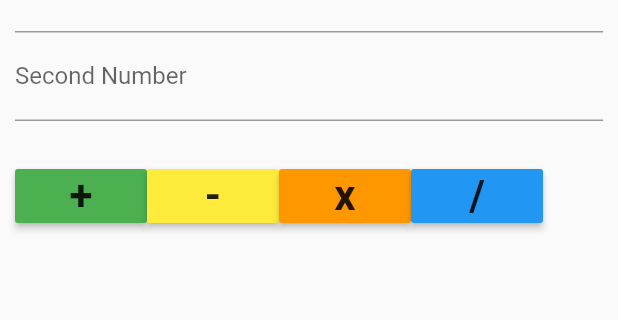
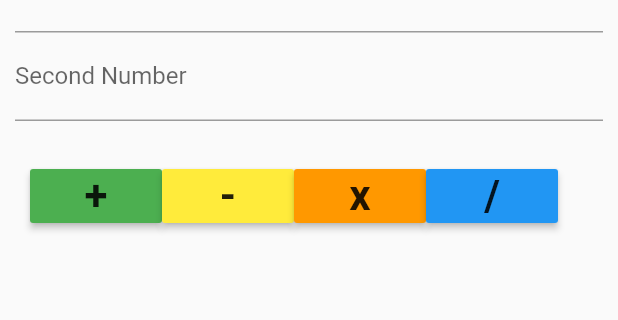
Before and after one commit to MilanPokharna/firstflutterapp, a Flutter app: the screen it shows after launch, on a phone screen of 412 x 824 dp, the part 200-520 px from its top. Run offline on Flutter 3.47's test engine with Material 2 defaults, Android fonts, the phone set to English and light mode, and no system bars.

Commit message:
new Commit

```diff
--- a/lib/main.dart
+++ b/lib/main.dart
@@ -104,7 +104,7 @@ class _myAppState extends State<myApp> {
               ),
               new Row(
                 children: <Widget>[
-                  new Padding(padding: const EdgeInsets.only(top: 100.0)),
+                  new Padding(padding: const EdgeInsets.only(top: 100.0,left: 10.0)),
                   new RaisedButton(
                       child: new Text("+",style: TextStyle(fontSize: 28.0,fontWeight: FontWeight.bold),),
                       color: Colors.green,
```
